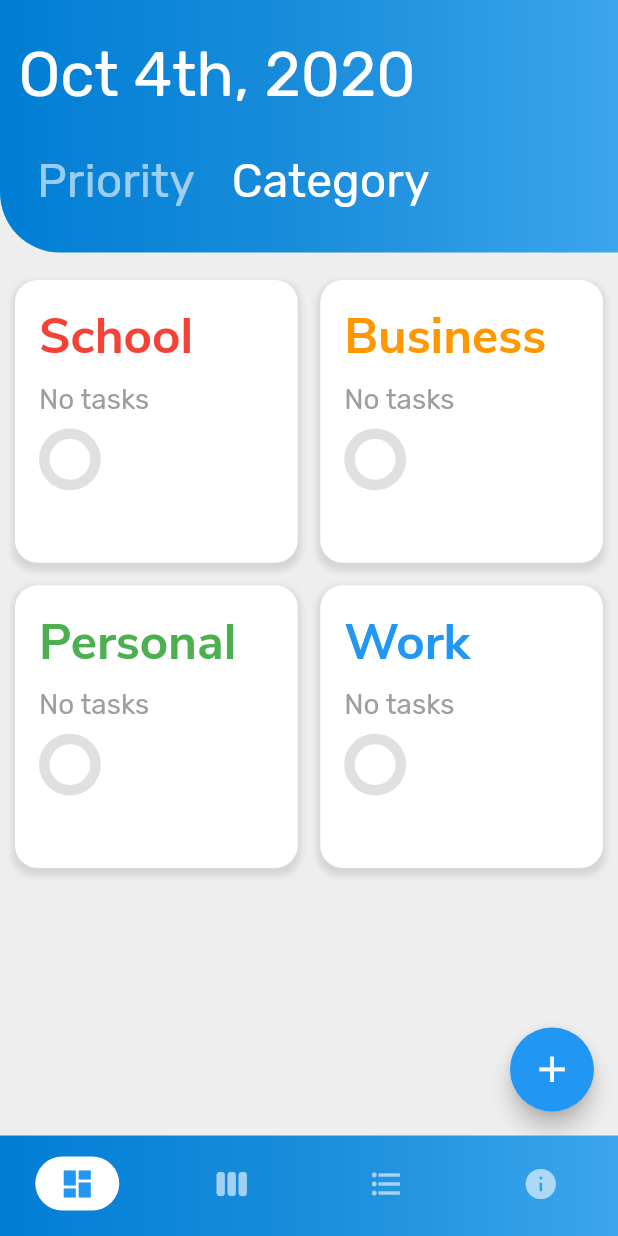
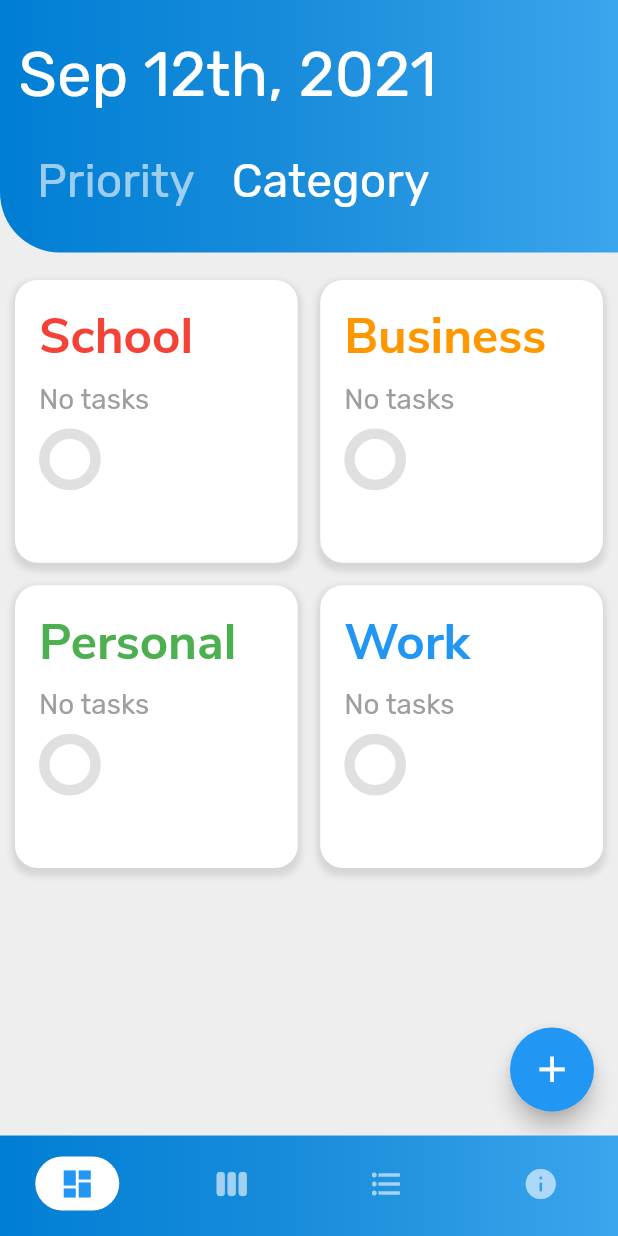
Before and after one commit to CreativelyLogical/todolist-app, a Flutter app: the screen it shows after launch, after a tap on "Category", on a phone screen of 412 x 824 dp. Run offline on Flutter 3.47's test engine with Material 2 defaults, Android fonts, the light colour scheme and no system bars; drawn by our look-alikes of percent_indicator; our stand-ins replace auto_size_text, flutter_local_notifications, flutter_svg, fluttertoast, rxdart, sqflite; accounts and stored records are empty.

Commit message:
make overview date current

```diff
--- a/lib/screens/overview_screen.dart
+++ b/lib/screens/overview_screen.dart
@@ -11,6 +11,7 @@ import 'package:provider/provider.dart';
 import 'package:percent_indicator/percent_indicator.dart';
 import 'add_task_fullscreen.dart';
 import 'view_by_tasks_screen.dart';
+import 'package:my_todo/models/date.dart';
 
 const PRIORITY = 'PRIORITY';
 const CATEGORY = 'CATEGORY';
@@ -24,8 +25,7 @@ class _OverviewScreenState extends State<OverviewScreen> {
   List<Task> allTasksList = [];
 
   Future _getAllTasksList() async {
-    allTasksList =
-        await Provider.of<TaskData>(context, listen: false).getAllTaskList();
+    allTasksList = await Provider.of<TaskData>(context).getAllTaskList();
     setState(() {});
   }
 
@@ -146,8 +146,34 @@ class _OverviewScreenState extends State<OverviewScreen> {
     return string[0].toUpperCase() + string.substring(1);
   }
 
+  Date today = new Date(DateTime.now());
+
+  String todayOverview() {
+    final Map<int, String> daySuffix = {
+      1: 'st',
+      2: 'nd',
+      3: 'rd',
+    };
+
+    String month = today.month;
+    int day = today.day;
+    int year = today.year;
+
+    String dayString = '$day';
+
+    if (day <= 10 || day >= 20) {
+      dayString += daySuffix[day] ?? 'th';
+    } else {
+      dayString += 'th';
+    }
+
+    return '$month $dayString, $year';
+  }
+
   @override
   Widget build(BuildContext context) {
+    print('today is ${today.toString()}');
+
     SizeConfig().init(context);
 
     return Scaffold(
@@ -196,7 +222,7 @@ class _OverviewScreenState extends State<OverviewScreen> {
                       left: SizeConfig.screenWidth * 0.03,
                     ),
                     child: Text(
-                      'Oct 4th, 2020',
+                      todayOverview(),
                       style: TextStyle(
                         color: kWhite,
                         fontSize: SizeConfig.blockSizeHorizontal * 10,
```
